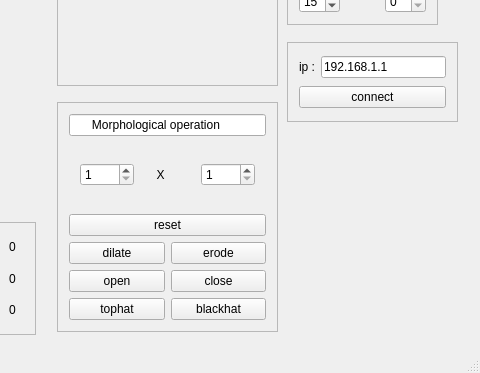
Above: opencv/imshow.ui from Nao-Chu/qtcv before the change; both pictures show x 363 to 843 and y 254 to 627 of the 843 by 627 pixel window. Below: the same form after it.
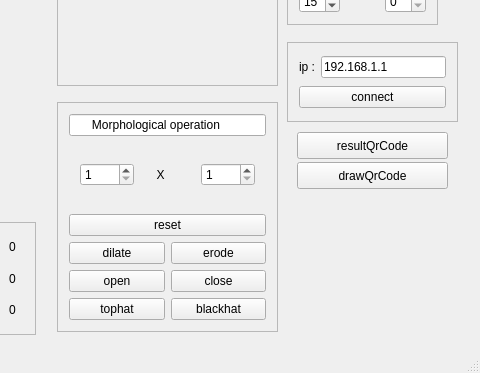
That is the form after the change.

Commit message: +scan qrcode

```diff
--- a/opencv/imshow.ui
+++ b/opencv/imshow.ui
@@ -683,6 +683,32 @@
      </item>
     </layout>
    </widget>
+   <widget class="QPushButton" name="resultQrcode">
+    <property name="geometry">
+     <rect>
+      <x>660</x>
+      <y>350</y>
+      <width>151</width>
+      <height>27</height>
+     </rect>
+    </property>
+    <property name="text">
+     <string>resultQrCode</string>
+    </property>
+   </widget>
+   <widget class="QPushButton" name="drawQrcode">
+    <property name="geometry">
+     <rect>
+      <x>660</x>
+      <y>380</y>
+      <width>151</width>
+      <height>27</height>
+     </rect>
+    </property>
+    <property name="text">
+     <string>drawQrCode</string>
+    </property>
+   </widget>
   </widget>
   <widget class="QStatusBar" name="statusBar"/>
   <widget class="QMenuBar" name="menuBar">
```
The commit also changes 19 other files.
